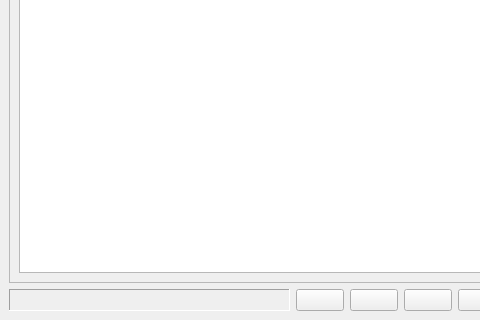
Before: the Qt Designer form txplayagui/ui/main.ui in petrushev/txplaya, drawn with Qt 5; both pictures show x 0 to 480 and y 264 to 584 of the 977 by 584 pixel window.
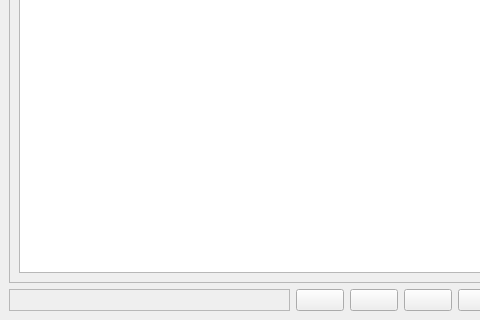
After: the same form once the commit is applied. Icons and pictures are not drawn.

What changed in the file:
```diff
--- a/txplayagui/ui/main.ui
+++ b/txplayagui/ui/main.ui
@@ -102,7 +102,7 @@
          </font>
         </property>
         <property name="frameShape">
-         <enum>QFrame::Panel</enum>
+         <enum>QFrame::StyledPanel</enum>
         </property>
         <property name="frameShadow">
          <enum>QFrame::Sunken</enum>
```
Left out of the diff: 3 changed lines with no effect on the pictures.
